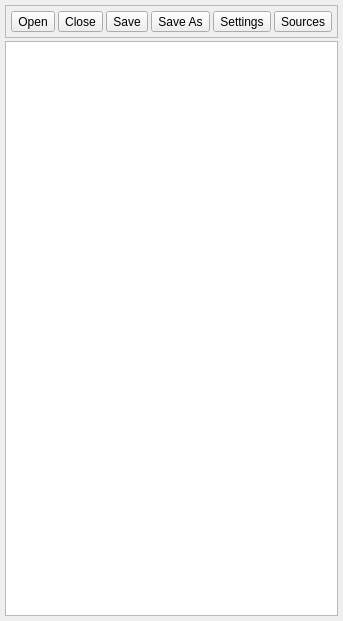
Qt form v2/trunk/xup/src/xupmanager/ui/UIProjectsManager.ui (testmana2/mks) before a commit.
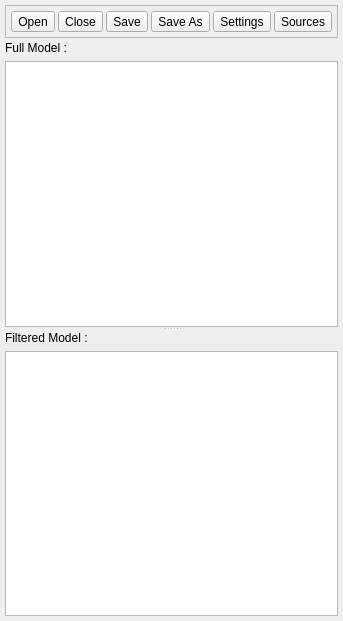
The same form after that commit.

Commit message: update xup project

```diff
--- a/v2/trunk/xup/src/xupmanager/ui/UIProjectsManager.ui
+++ b/v2/trunk/xup/src/xupmanager/ui/UIProjectsManager.ui
@@ -112,10 +112,52 @@
      </widget>
     </item>
     <item>
-     <widget class="QTreeView" name="tvProjects" >
-      <property name="editTriggers" >
-       <set>QAbstractItemView::NoEditTriggers</set>
+     <widget class="QSplitter" name="splitter" >
+      <property name="orientation" >
+       <enum>Qt::Vertical</enum>
       </property>
+      <widget class="QWidget" name="" >
+       <layout class="QVBoxLayout" >
+        <item>
+         <widget class="QLabel" name="lTitleTop" >
+          <property name="text" >
+           <string>Full Model :</string>
+          </property>
+          <property name="buddy" >
+           <cstring>tvProjects</cstring>
+          </property>
+         </widget>
+        </item>
+        <item>
+         <widget class="QTreeView" name="tvProjects" >
+          <property name="editTriggers" >
+           <set>QAbstractItemView::NoEditTriggers</set>
+          </property>
+         </widget>
+        </item>
+       </layout>
+      </widget>
+      <widget class="QWidget" name="" >
+       <layout class="QVBoxLayout" >
+        <item>
+         <widget class="QLabel" name="lTitleMiddle" >
+          <property name="text" >
+           <string>Filtered Model :</string>
+          </property>
+          <property name="buddy" >
+           <cstring>tvProxiedProjects</cstring>
+          </property>
+         </widget>
+        </item>
+        <item>
+         <widget class="QTreeView" name="tvProxiedProjects" >
+          <property name="editTriggers" >
+           <set>QAbstractItemView::NoEditTriggers</set>
+          </property>
+         </widget>
+        </item>
+       </layout>
+      </widget>
      </widget>
     </item>
    </layout>
```
The commit also changes 10 other files.
